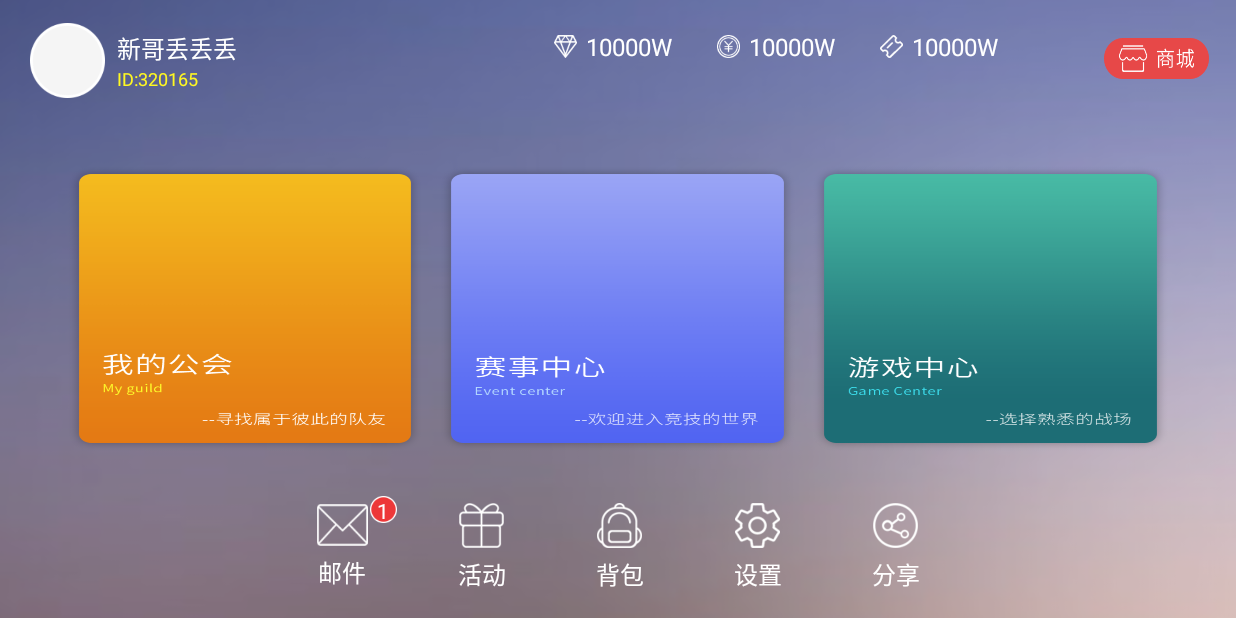
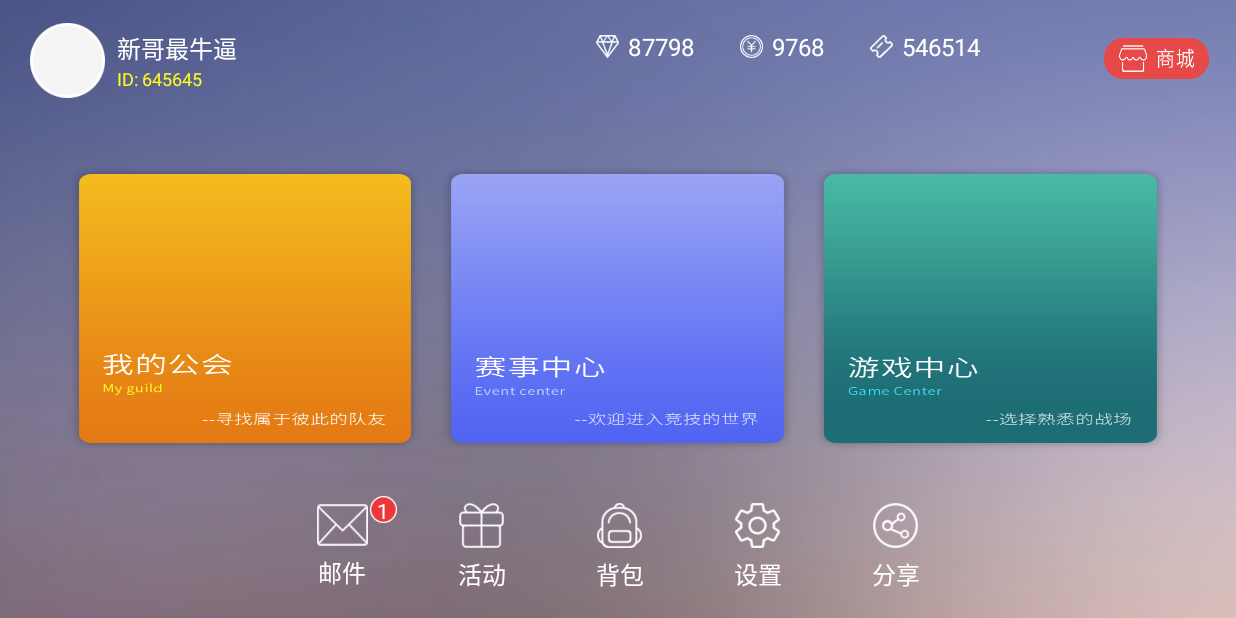
Before and after one commit to soulofhan/TheFirstGame, an Android app: the MainActivity screen opened directly, with no data from a screen before it, on a phone screen of 824 x 412 dp (held sideways). Run offline under Robolectric (Android 15) with nearby library versions, the phone set to English and light mode, and no system bars.

Commit message:
增加json数据解析，为以后socket通讯作铺垫

```diff
--- a/app/src/main/java/com/undeddo/thefirstgame/MainActivity.java
+++ b/app/src/main/java/com/undeddo/thefirstgame/MainActivity.java
@@ -8,6 +8,7 @@ import android.view.View;
 import android.widget.Button;
 import android.widget.TextView;
 
+import com.undeddo.thefirstgame.unit.JsonDataProcess;
 import com.undeddo.thefirstgame.unit.Tools;
 import com.undeddo.thefirstgame.viewInterface.MainView;
 
@@ -32,12 +33,15 @@ public class MainActivity extends Activity implements MainView {
     private Button btn_setting;         //设置
     private Button btn_share;           //分享
 
+    JsonDataProcess jsonDataProcess;
+
     @Override
     protected void onCreate(Bundle savedInstanceState) {
         super.onCreate(savedInstanceState);
         setContentView(R.layout.activity_main);
         init();
         btn_click();
+        jsonDataProcess = new JsonDataProcess(this);
     }
 
     private void init() {
@@ -101,7 +105,7 @@ public class MainActivity extends Activity implements MainView {
 
     @Override
     public void setTv_user_id(String user_Id) {
-        tv_user_ID.setText(user_Id);
+        tv_user_ID.setText(String.format("ID: %s", user_Id));
     }
 
     @Override
--- /dev/null
+++ b/app/src/main/java/com/undeddo/thefirstgame/unit/JsonDataProcess.java
@@ -0,0 +1,43 @@
+package com.undeddo.thefirstgame.unit;
+
+import android.util.Log;
+
+import com.undeddo.thefirstgame.viewInterface.MainView;
+
+import org.json.JSONArray;
+import org.json.JSONObject;
+
+public class JsonDataProcess {
+    private static final String TAG = "JsonDataProcess";
+    private MainView mainView;
+
+    public JsonDataProcess(MainView mainView) {
+        this.mainView = mainView;
+        String json = "[{user_name:新哥六六六,user_id:320151,diamond:56476,gold:1000,ticket:11461},"+
+                "{user_name:新哥安排一下,user_id:521465,diamond:48465,gold:5446,ticket:345615},"+
+                "{user_name:新哥最牛逼,user_id:645645,diamond:87798,gold:9768,ticket:546514}]";
+        parseJson(json);
+    }
+
+    public JsonDataProcess() {
+        super();
+    }
+
+    private void parseJson(String json) {
+        try {
+            JSONArray jsonArray = new JSONArray(json);
+            for (int i = 0; i < jsonArray.length(); i++) {
+                JSONObject jsonObject = (JSONObject) jsonArray.get(i);
+                Log.d(TAG, "parseJson: " + jsonObject);
+//              JSONObject jsonObject = new JSONObject(json);
+                mainView.setTv_user_name(jsonObject.getString("user_name"));
+                mainView.setTv_user_id(jsonObject.getString("user_id"));
+                mainView.setTv_diamond(jsonObject.getString("diamond"));
+                mainView.setTv_gold(jsonObject.getString("gold"));
+                mainView.setTv_ticket(jsonObject.getString("ticket"));
+            }
+        } catch (Exception e) {
+            e.printStackTrace();
+        }
+    }
+}
```
